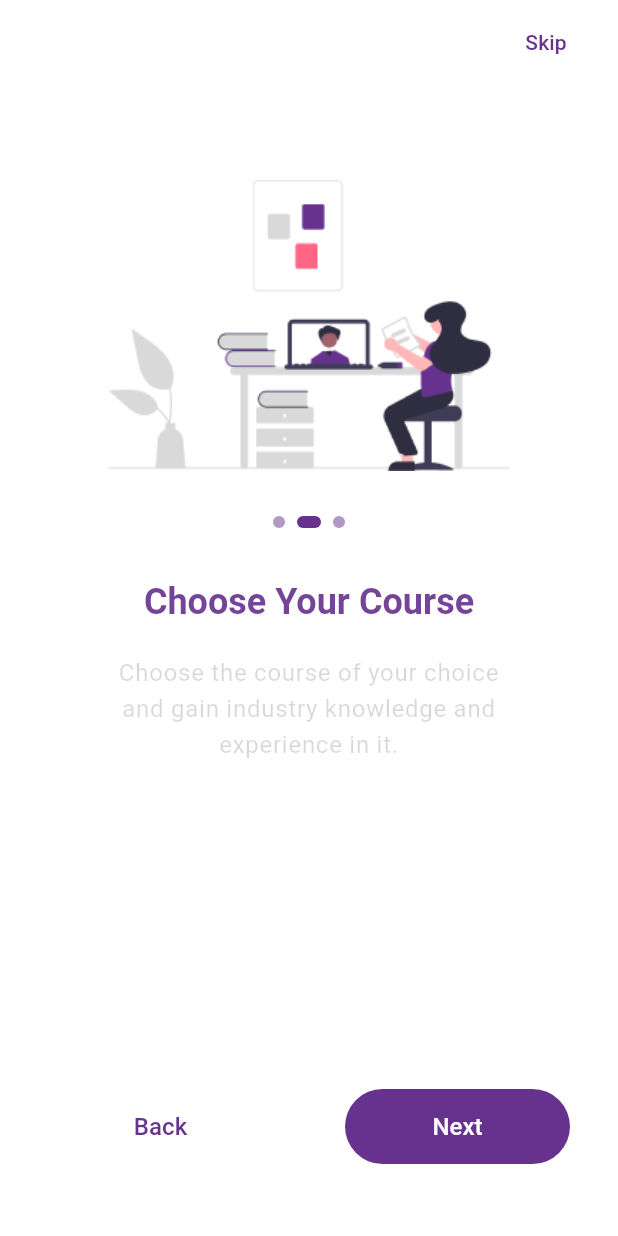
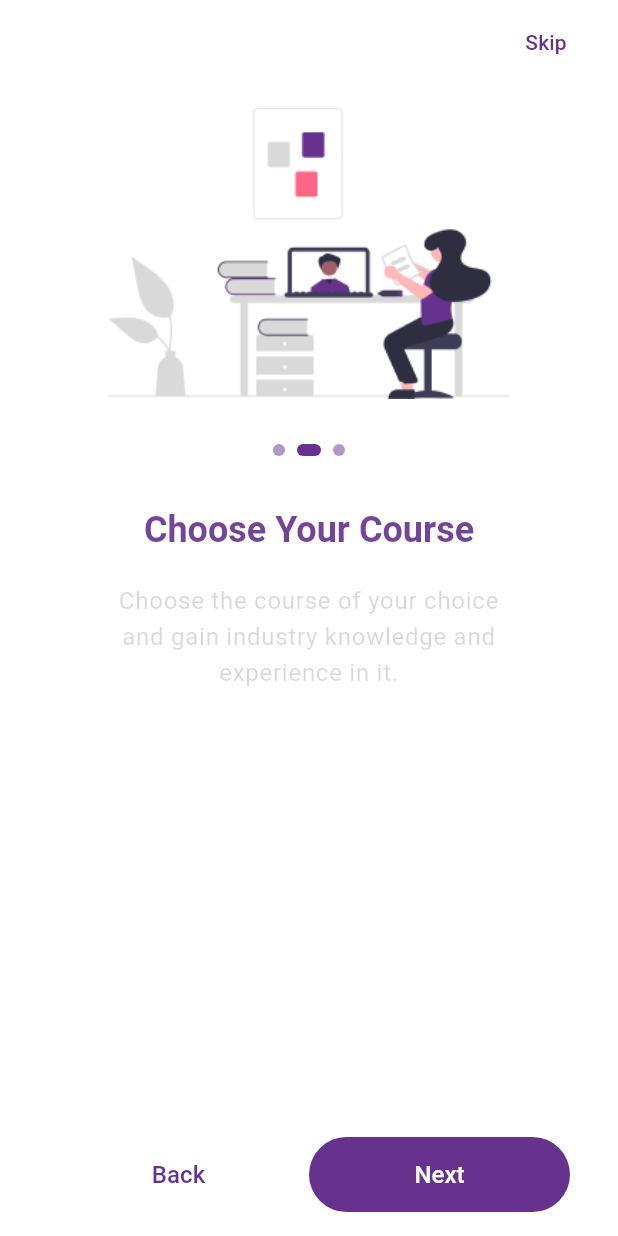
Before and after one commit to Infvyr/flutter_auth_provider, a Flutter app: the screen it shows after launch, after a tap on "Next", on a phone screen of 412 x 824 dp. Run offline on Flutter 3.47's test engine with Material 2 defaults, Android fonts, the phone set to English and light mode, and no system bars; drawn by our look-alikes of auto_size_text; our stand-ins replace dio, equatable, flutter_secure_storage, shared_preferences.

Commit message:
do some layout adjustments

```diff
--- a/lib/main.dart
+++ b/lib/main.dart
@@ -4,7 +4,7 @@ import 'package:flutter_authentication/src/core/infrastructure/user/user_notifie
 import 'package:flutter_authentication/src/core/presentation/styles/app_styles.dart';
 import 'package:flutter_authentication/src/features/authentication/infrastructure/auth_notifier.dart';
 import 'package:flutter_authentication/src/pages/splash_page/presentation/splash_page.dart';
-import 'package:provider/provider.dart';
+import 'package:provider/provider.dart' show ChangeNotifierProvider, MultiProvider;
 
 void main() async {
   WidgetsFlutterBinding.ensureInitialized();
@@ -29,6 +29,7 @@ void main() async {
         },
         child: MaterialApp(
           debugShowCheckedModeBanner: false,
+          themeAnimationCurve: Curves.easeInOut,
           theme: AppStyles.instance.light,
           darkTheme: AppStyles.instance.dark,
           themeMode: ThemeMode.system,
--- a/lib/src/features/onboarding/presentation/choose.dart
+++ b/lib/src/features/onboarding/presentation/choose.dart
@@ -65,10 +65,9 @@ class _OnboardingChoosePageState extends State<OnboardingChoosePage> with Single
   @override
   Widget build(BuildContext context) {
     return SingleChildScrollView(
-      padding: const EdgeInsets.symmetric(horizontal: 32, vertical: 16),
+      padding: const EdgeInsets.fromLTRB(32, 0, 32, 80),
       child: Column(
         children: [
-          const SizedBox(height: 32),
           AnimatedContainer(
             duration: const Duration(milliseconds: kPageViewDuration),
             margin: EdgeInsets.only(top: headingMarginTop),
--- a/lib/src/features/onboarding/presentation/get_certified.dart
+++ b/lib/src/features/onboarding/presentation/get_certified.dart
@@ -65,10 +65,9 @@ class _OnboardingGetCertifiedPageState extends State<OnboardingGetCertifiedPage>
   @override
   Widget build(BuildContext context) {
     return SingleChildScrollView(
-      padding: const EdgeInsets.symmetric(horizontal: 32, vertical: 16),
+      padding: const EdgeInsets.fromLTRB(32, 0, 32, 80),
       child: Column(
         children: [
-          const SizedBox(height: 32),
           AnimatedContainer(
             duration: const Duration(milliseconds: kPageViewDuration),
             margin: EdgeInsets.only(top: headingMarginTop),
--- a/lib/src/features/onboarding/presentation/navigation.dart
+++ b/lib/src/features/onboarding/presentation/navigation.dart
@@ -69,14 +69,13 @@ class _OnboardingNavigationState extends State<OnboardingNavigation> with Single
       child: AnimatedOpacity(
         duration: const Duration(milliseconds: kPageViewDuration * 2),
         opacity: _onboardingNotifier.navigationAnimationCompleted ? 1 : 0,
-        child: Padding(
-          padding: const EdgeInsets.only(bottom: 32),
         child: Row(
           mainAxisAlignment: MainAxisAlignment.spaceBetween,
           children: [
             // back button
             if (widget.currentPage != 0)
-                TextButton(
+              Expanded(
+                child: TextButton(
                   onPressed: () {
                     widget.pageController.animateToPage(
                       widget.currentPage - 1,
@@ -84,9 +83,6 @@ class _OnboardingNavigationState extends State<OnboardingNavigation> with Single
                       curve: Curves.easeInOut,
                     );
                   },
-                  style: ButtonStyle(
-                    minimumSize: MaterialStateProperty.all(const Size(150, 50)),
-                  ),
                   child: Text(
                     'Back',
                     style: TextStyle(
@@ -95,11 +91,13 @@ class _OnboardingNavigationState extends State<OnboardingNavigation> with Single
                       fontSize: 16,
                     ),
                   ),
+                ),
               )
             else
-                const SizedBox(),
+              const Expanded(child: SizedBox()),
             // next button
-              FilledButton(
+            Expanded(
+              child: FilledButton(
                 onPressed: () {
                   if (widget.currentPage == widget.pages.length - 1) {
                     // navigate to sign in page
@@ -111,9 +109,6 @@ class _OnboardingNavigationState extends State<OnboardingNavigation> with Single
                     );
                   }
                 },
-                style: ButtonStyle(
-                  minimumSize: MaterialStateProperty.all(const Size(150, 50)),
-                ),
                 child: Text(
                   widget.currentPage == widget.pages.length - 1 ? 'Get Started' : 'Next',
                   style: const TextStyle(
@@ -121,8 +116,8 @@ class _OnboardingNavigationState extends State<OnboardingNavigation> with Single
                   ),
                 ),
               ),
+            ),
           ],
-          ),
         ),
       ),
     );
--- a/lib/src/features/onboarding/presentation/navigation_dots.dart
+++ b/lib/src/features/onboarding/presentation/navigation_dots.dart
@@ -62,7 +62,6 @@ class _NavigationDotsState extends State<NavigationDots> with SingleTickerProvid
     return AnimatedOpacity(
       duration: const Duration(milliseconds: kPageViewDuration + 50),
       opacity: _onboardingNotifier.dotsAnimationCompleted ? 1 : 0,
-      curve: Curves.easeIn,
       child: Padding(
         padding: const EdgeInsets.only(bottom: 32),
         child: Row(
--- a/lib/src/features/onboarding/presentation/welcome.dart
+++ b/lib/src/features/onboarding/presentation/welcome.dart
@@ -66,10 +66,9 @@ class _OnboardingWelcomePageState extends State<OnboardingWelcomePage> with Sing
   @override
   Widget build(BuildContext context) {
     return SingleChildScrollView(
-      padding: const EdgeInsets.symmetric(horizontal: 32, vertical: 16),
+      padding: const EdgeInsets.fromLTRB(32, 0, 32, 80),
       child: Column(
         children: [
-          const SizedBox(height: 32),
           AnimatedContainer(
             duration: const Duration(milliseconds: kPageViewDuration),
             margin: EdgeInsets.only(top: headingMarginTop),
```
Lines whose indentation alone changed are shown as unchanged.
